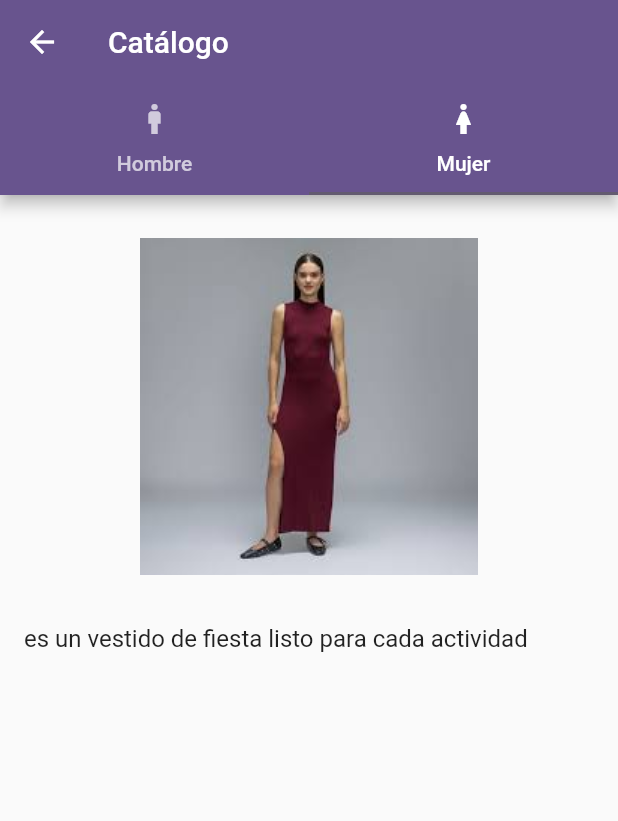
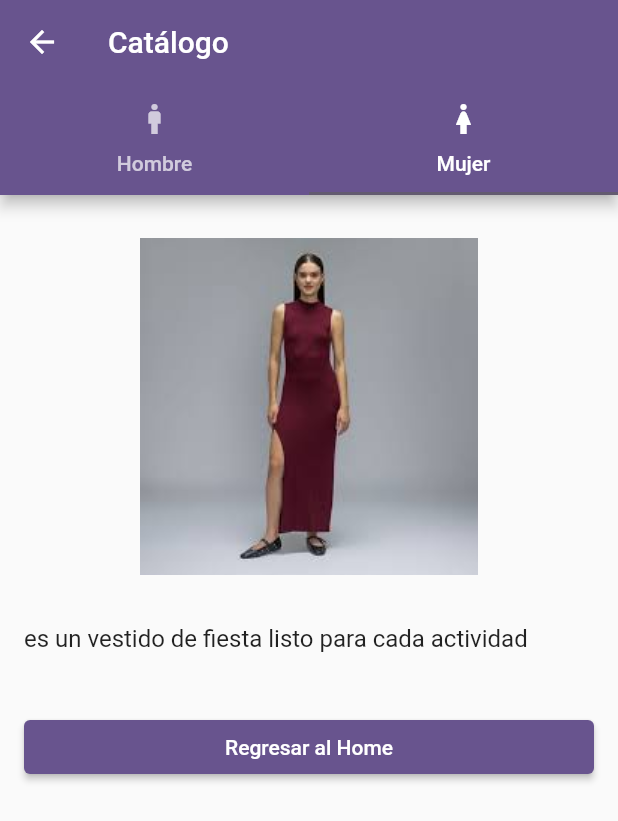
Before and after one commit to 022200901g-code/practica, a Flutter app: the Pagina02 screen opened by its route, tab 2 chosen, on a phone screen of 412 x 824 dp. Shown: the top 821 px of the screen. Run offline on Flutter 3.47's test engine with Material 2 defaults, Android fonts, the phone set to English and light mode, and no system bars.

```diff
--- a/lib/pages/pagina02.dart
+++ b/lib/pages/pagina02.dart
@@ -4,11 +4,12 @@ import 'package:flutter/services.dart' show rootBundle;
 
 class Pagina02 extends StatelessWidget {
   const Pagina02({super.key});
-  // archivo a llamar a la carpeta archivo_texto
+
+  // Cargar texto desde la carpeta archivo_texto
   Future<String> cargarDescripcion(String archivo) async {
     return await rootBundle.loadString('archivo_texto/$archivo.txt');
   }
-  // llamado de la carpeta imagenes
+
   @override
   Widget build(BuildContext context) {
     return DefaultTabController(
@@ -25,7 +26,7 @@ class Pagina02 extends StatelessWidget {
         ),
         body: TabBarView(
           children: [
-            //TAB HOMBRE
+            // TAB HOMBRE
             FutureBuilder(
               future: cargarDescripcion("hombre"),
               builder: (context, snapshot) {
@@ -39,6 +40,15 @@ class Pagina02 extends StatelessWidget {
                     const SizedBox(height: 20),
                     Text(snapshot.data ?? "Sin descripción",
                         style: const TextStyle(fontSize: 16)),
+                    const SizedBox(height: 20),
+                    ElevatedButton(
+                      child: const Text('Regresar al Home'),
+                      onPressed: () {
+                        // Regresa directamente a MyHomePage (ruta '/')
+                        Navigator.pushNamedAndRemoveUntil(
+                            context, '/', (route) => false);
+                      },
+                    ),
                   ],
                 );
               },
@@ -58,6 +68,15 @@ class Pagina02 extends StatelessWidget {
                     const SizedBox(height: 20),
                     Text(snapshot.data ?? "Sin descripción",
                         style: const TextStyle(fontSize: 16)),
+                    const SizedBox(height: 20),
+                    ElevatedButton(
+                      child: const Text('Regresar al Home'),
+                      onPressed: () {
+                        // Regresa directamente a MyHomePage (ruta '/')
+                        Navigator.pushNamedAndRemoveUntil(
+                            context, '/', (route) => false);
+                      },
+                    ),
                   ],
                 );
               },
```
